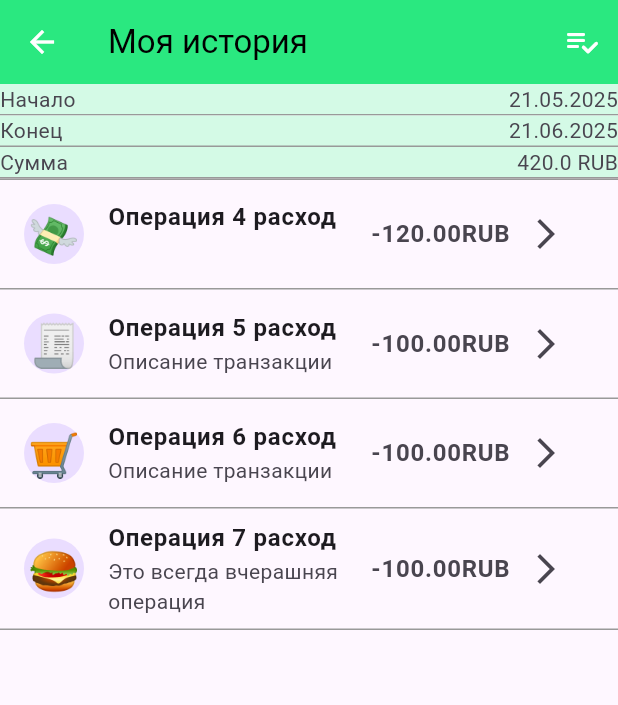
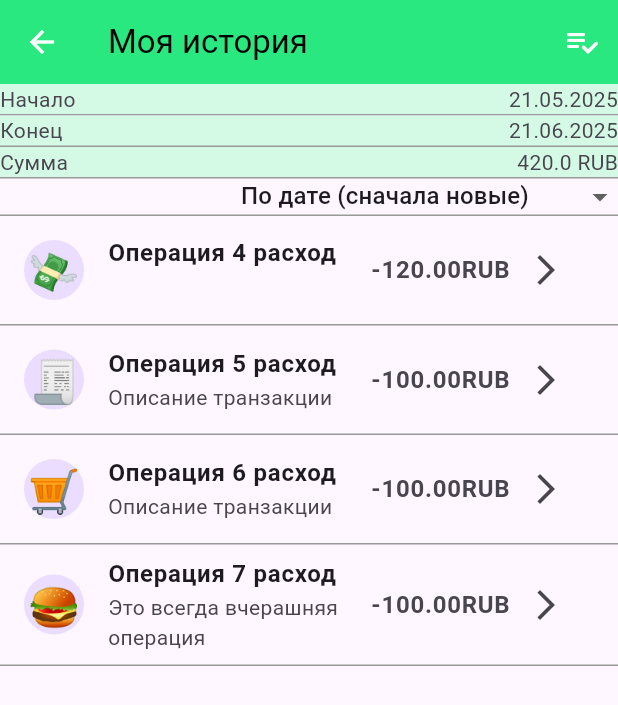
Before and after one commit to pablobagdal/CoinsIO, a Flutter app: the screen it shows after launch, after a tap on the "history" icon, on a phone screen of 412 x 824 dp. Shown: the top 705 px of the screen. Run offline on Flutter 3.47's test engine with Material 3 defaults, Android fonts, the phone set to English and light mode, and no system bars; our stand-ins replace flutter_bloc, freezed_annotation; generated files the repository leaves out were written again.

Commit message:
add sort in history page

```diff
--- a/lib/ui/pages/history_list_page.dart
+++ b/lib/ui/pages/history_list_page.dart
@@ -2,6 +2,7 @@ import 'package:coinio_app/core/themes/colors.dart';
 import 'package:coinio_app/ui/blocs/history_bloc/history_bloc.dart';
 import 'package:coinio_app/ui/blocs/history_bloc/history_event.dart';
 import 'package:coinio_app/ui/blocs/history_bloc/history_state.dart';
+import 'package:coinio_app/ui/widgets/history_sort_drop_down.dart';
 import 'package:flutter/material.dart';
 import 'package:flutter_bloc/flutter_bloc.dart';
 
@@ -152,6 +153,19 @@ class _HistoryListPageState extends State<HistoryListPage> {
                   mainAxisAlignment: MainAxisAlignment.spaceBetween,
                 ),
               ),
+              Row(
+                mainAxisAlignment: MainAxisAlignment.end,
+                children: [
+                  HistorySortDropDown(
+                    value: state.sort,
+                    onChanged: (sort) {
+                      if (sort != null) {
+                        context.read<HistoryBloc>().add(ChangeSort(sort));
+                      }
+                    },
+                  ),
+                ],
+              ),
               Expanded(
                 child:
                     transactions.isEmpty
--- /dev/null
+++ b/lib/ui/widgets/history_sort_drop_down.dart
@@ -0,0 +1,42 @@
+import 'package:coinio_app/ui/blocs/history_bloc/history_event.dart';
+import 'package:flutter/material.dart';
+
+class HistorySortDropDown extends StatelessWidget {
+  final HistorySort value;
+  final ValueChanged<HistorySort?> onChanged;
+  const HistorySortDropDown({
+    super.key,
+    required this.value,
+    required this.onChanged,
+  });
+
+  @override
+  Widget build(BuildContext context) {
+    return DropdownButtonHideUnderline(
+      child: DropdownButton<HistorySort>(
+        value: value,
+
+        isDense: true,
+        items: const [
+          DropdownMenuItem(
+            value: HistorySort.dateDesc,
+            child: Text('По дате (сначала новые)'),
+          ),
+          DropdownMenuItem(
+            value: HistorySort.dateAsc,
+            child: Text('По дате (сначала старые)'),
+          ),
+          DropdownMenuItem(
+            value: HistorySort.amountDesc,
+            child: Text('По сумме (сначала большие)'),
+          ),
+          DropdownMenuItem(
+            value: HistorySort.amountAsc,
+            child: Text('По сумме (сначала меньшие)'),
+          ),
+        ],
+        onChanged: onChanged,
+      ),
+    );
+  }
+}
```
